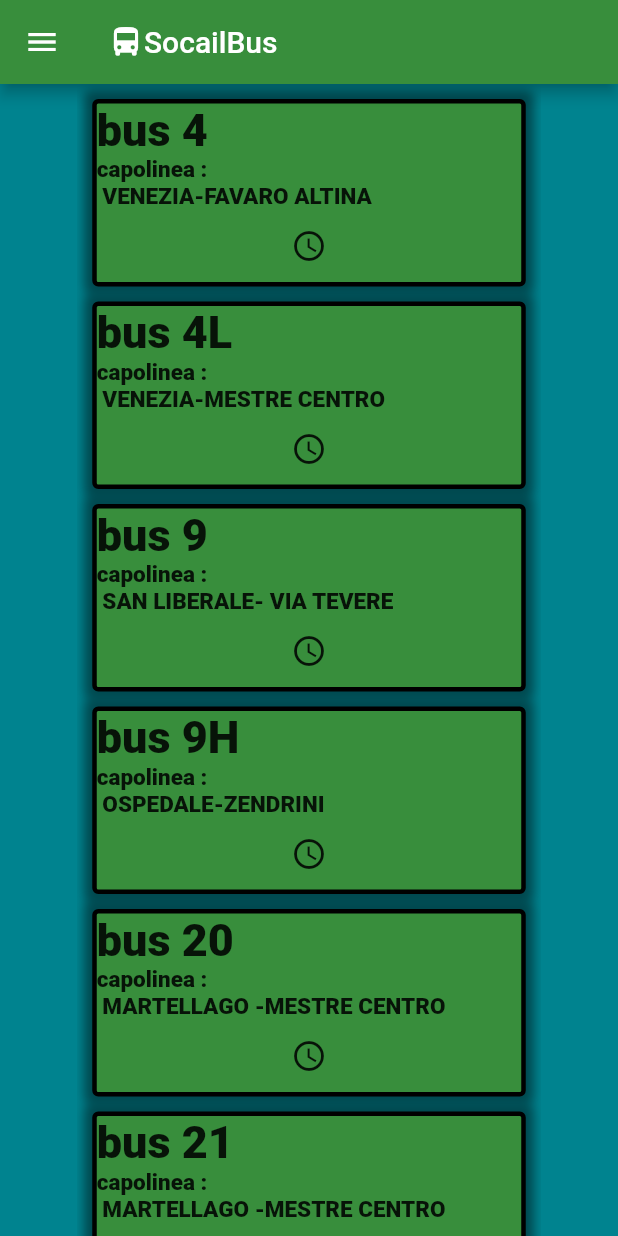
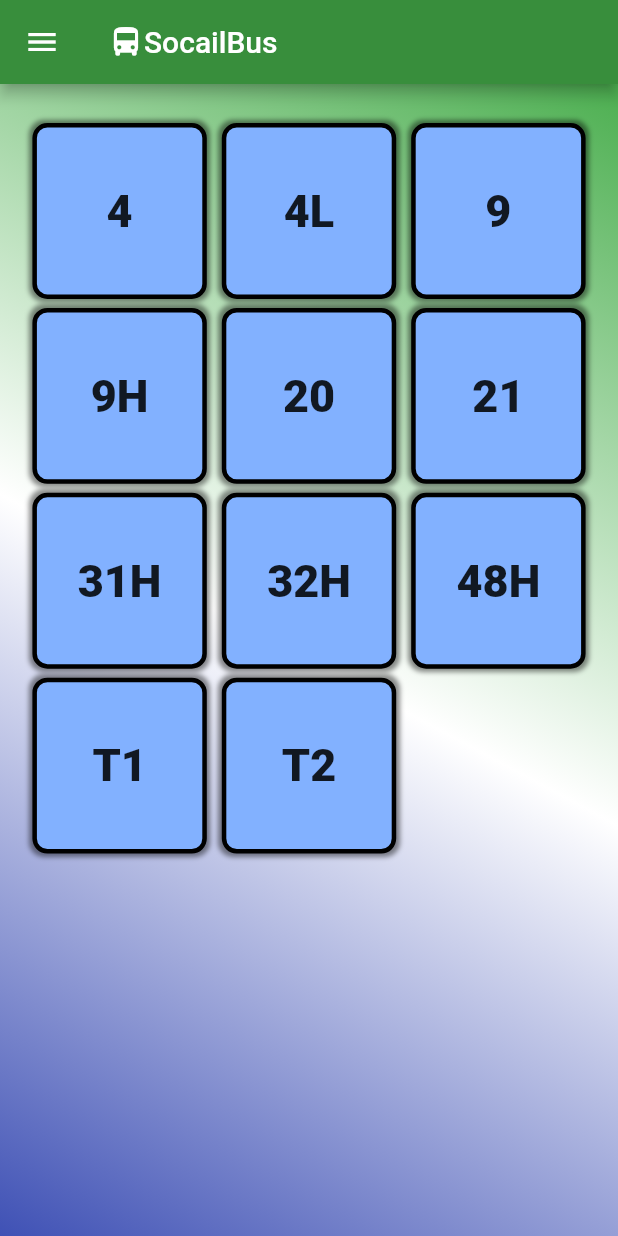
Before and after one commit to Zuccante-Web-App/Ritardi-bus, a Flutter app: the screen it shows after launch, on a phone screen of 412 x 824 dp. Run offline on Flutter 3.47's test engine with Material 2 defaults, Android fonts, the phone set to English and light mode, and no system bars.

Commit message:
megliorie grafiche
gridview colorazione home

```diff
--- a/socialbus/prova/lib/pages/home.dart
+++ b/socialbus/prova/lib/pages/home.dart
@@ -2,18 +2,74 @@ import 'package:flutter/material.dart';
 import 'package:prova/widget/containerbus.dart';
 import 'package:prova/data_storage/bus.dart';
 import 'package:prova/widget/menu.dart';
+
 List<Bus> allbus = [
-  Bus(orari: 'http://actv.avmspa.it/sites/default/files/attachments/pdf/UM/U-4.pdf', direzione: 'VENEZIA-FAVARO ALTINA', nome: '4', ora: '12:00'),
-  Bus(orari: 'http://actv.avmspa.it/sites/default/files/attachments/pdf/UM/U-4L.pdf', direzione: 'VENEZIA-MESTRE CENTRO', nome: '4L', ora: '11:10'),
-  Bus(orari: 'http://actv.avmspa.it/sites/default/files/attachments/pdf/UM/U-9.pdf', direzione: 'SAN LIBERALE- VIA TEVERE', nome: '9', ora: '13:50'),
-  Bus(orari: 'http://actv.avmspa.it/sites/default/files/attachments/pdf/UM/U-9H.pdf', direzione: 'OSPEDALE-ZENDRINI', nome: '9H', ora: '11:10'),
-  Bus(orari: 'http://actv.avmspa.it/sites/default/files/attachments/pdf/UM/U-20.pdf', direzione: 'MARTELLAGO -MESTRE CENTRO', nome: '20', ora: '13:50'),
-  Bus(orari: 'http://actv.avmspa.it/sites/default/files/attachments/pdf/UM/U-21.pdf', direzione: 'MARTELLAGO -MESTRE CENTRO', nome: '21', ora: '11:10'),
-  Bus(orari: 'http://actv.avmspa.it/sites/default/files/attachments/pdf/UM/U-31H.pdf', direzione: 'OSPEDALE -MESTRE CENTRO', nome: '31H', ora: '13:50'),
-  Bus(orari: 'http://actv.avmspa.it/sites/default/files/attachments/pdf/UM/U-32H.pdf', direzione: 'OSPEDALE -MESTRE CENTRO', nome: '32H', ora: '12:00'),
-  Bus(orari: 'http://actv.avmspa.it/sites/default/files/attachments/pdf/UM/U-48H.pdf', direzione:'MARTELLAGO -MESTRE CENTRO', nome: '48H', ora: '11:10'),
-  Bus(orari: 'http://actv.avmspa.it/sites/default/files/attachments/pdf/UM/U-T1.pdf', direzione: 'VENEZIA -MESTRE CENTRO', nome: 'T1', ora: '13:50'),
-  Bus(orari: 'http://actv.avmspa.it/sites/default/files/attachments/pdf/UM/U-T2.pdf', direzione: 'VIA SALAMONIO -MESTRE CENTRO', nome: 'T2', ora: '11:10'),
+  Bus(
+      orari:
+          'http://actv.avmspa.it/sites/default/files/attachments/pdf/UM/U-4.pdf',
+      direzione: 'VENEZIA-FAVARO ALTINA',
+      nome: '4',
+      ora: '12:00'),
+  Bus(
+      orari:
+          'http://actv.avmspa.it/sites/default/files/attachments/pdf/UM/U-4L.pdf',
+      direzione: 'VENEZIA-MESTRE CENTRO',
+      nome: '4L',
+      ora: '11:10'),
+  Bus(
+      orari:
+          'http://actv.avmspa.it/sites/default/files/attachments/pdf/UM/U-9.pdf',
+      direzione: 'SAN LIBERALE- VIA TEVERE',
+      nome: '9',
+      ora: '13:50'),
+  Bus(
+      orari:
+          'http://actv.avmspa.it/sites/default/files/attachments/pdf/UM/U-9H.pdf',
+      direzione: 'OSPEDALE-ZENDRINI',
+      nome: '9H',
+      ora: '11:10'),
+  Bus(
+      orari:
+          'http://actv.avmspa.it/sites/default/files/attachments/pdf/UM/U-20.pdf',
+      direzione: 'MARTELLAGO -MESTRE CENTRO',
+      nome: '20',
+      ora: '13:50'),
+  Bus(
+      orari:
+          'http://actv.avmspa.it/sites/default/files/attachments/pdf/UM/U-21.pdf',
+      direzione: 'MARTELLAGO -MESTRE CENTRO',
+      nome: '21',
+      ora: '11:10'),
+  Bus(
+      orari:
+          'http://actv.avmspa.it/sites/default/files/attachments/pdf/UM/U-31H.pdf',
+      direzione: 'OSPEDALE -MESTRE CENTRO',
+      nome: '31H',
+      ora: '13:50'),
+  Bus(
+      orari:
+          'http://actv.avmspa.it/sites/default/files/attachments/pdf/UM/U-32H.pdf',
+      direzione: 'OSPEDALE -MESTRE CENTRO',
+      nome: '32H',
+      ora: '12:00'),
+  Bus(
+      orari:
+          'http://actv.avmspa.it/sites/default/files/attachments/pdf/UM/U-48H.pdf',
+      direzione: 'MARTELLAGO -MESTRE CENTRO',
+      nome: '48H',
+      ora: '11:10'),
+  Bus(
+      orari:
+          'http://actv.avmspa.it/sites/default/files/attachments/pdf/UM/U-T1.pdf',
+      direzione: 'VENEZIA -MESTRE CENTRO',
+      nome: 'T1',
+      ora: '13:50'),
+  Bus(
+      orari:
+          'http://actv.avmspa.it/sites/default/files/attachments/pdf/UM/U-T2.pdf',
+      direzione: 'VIA SALAMONIO -MESTRE CENTRO',
+      nome: 'T2',
+      ora: '11:10'),
 ];
 
 class Home extends StatefulWidget {
@@ -29,7 +85,7 @@ class _HomeState extends State<Home> {
     return MaterialApp(
       title: 'ciao',
       home: Scaffold(
-        backgroundColor: Colors.cyan[800],
+        backgroundColor: Colors.white,
         drawer: Menu(),
         appBar: AppBar(
           backgroundColor: Colors.green[700],
@@ -47,23 +103,53 @@ class _HomeState extends State<Home> {
             ],
           ),
         ),
-        body: Center(
+        body: Container(
+          width: MediaQuery.of(context).size.width,
+          decoration: BoxDecoration(
+            // Box decoration takes a gradient
+            gradient: LinearGradient(
+              // Where the linear gradient begins and ends
+              begin: Alignment.topRight,
+              end: Alignment.bottomLeft,
+              colors: [
+                Colors.green,
+                Colors.white,
+                Colors.indigo,
+              ],
+            ),
+          ),
+          child: Center(
             child: Container(
-              width: MediaQuery.of(context).size.width *0.75,
-              child: ListView.builder(
-
+              width: MediaQuery.of(context).size.width * 0.90,
+              child: Padding(
+                padding: const EdgeInsets.fromLTRB(
+                  0,
+                  25,
+                  0,
+                  0,
+                ),
+                child: GridView.builder(
                   itemCount: allbus.length,
                   itemBuilder: (BuildContext ctxt, int index) {
                     return GestureDetector(
                       onTap: () {
-            Navigator.of(context).pushNamed('/paginaBus',arguments: allbus[index]);
+                        Navigator.of(context)
+                            .pushNamed('/paginaBus', arguments: allbus[index]);
                       },
                       child: new ContainerBus(
                           orari: allbus[index].orari,
                           nomeBus: allbus[index].nome,
                           capolinea: allbus[index].direzione),
                     );
-                  }),
+                  },
+                  gridDelegate: SliverGridDelegateWithFixedCrossAxisCount(
+                    crossAxisCount: 3,
+                    crossAxisSpacing: 8.0,
+                    mainAxisSpacing: 5.0,
+                  ),
+                ),
+              ),
+            ),
           ),
         ),
       ),
--- a/socialbus/prova/lib/widget/containerbus.dart
+++ b/socialbus/prova/lib/widget/containerbus.dart
@@ -15,17 +15,17 @@ class ContainerBus extends StatelessWidget {
   @override
   Widget build(BuildContext context) {
     return Padding(
-      padding: EdgeInsets.fromLTRB(10.0, 10.0, 10.0, 0.0),
+      padding: EdgeInsets.fromLTRB(1.0, 1.0, 1.0, 0.0),
       child: Container(
         decoration: BoxDecoration(
-          color: Colors.green[700],
-          borderRadius: BorderRadius.circular(4),
+          color: Colors.blueAccent[100],
+          borderRadius: BorderRadius.circular(10),
           border: Border.all(width: 3.0,),
           boxShadow: [
             BoxShadow(
               color: Colors.black45,
-              spreadRadius: 5.0,
-              blurRadius: 5.0,
+              spreadRadius: 2.0,
+              blurRadius: 2.0,
             )
           ],
         ),
@@ -35,24 +35,12 @@ class ContainerBus extends StatelessWidget {
             mainAxisAlignment: MainAxisAlignment.spaceAround,
             children: <Widget>[
 
-              Text(
-                'bus $nomeBus',
-                style: TextStyle(fontSize: 30.0, fontWeight: FontWeight.w900),
+              Center(
+                child: Text(
+                  '$nomeBus',
+                  style: TextStyle(fontSize: 30.0, fontWeight: FontWeight.w900),
+                ),
               ),
-              Text(
-                'capolinea :\n $capolinea',
-                style: TextStyle(fontSize: 15.0, fontWeight: FontWeight.w900),
-              ),
-              IconButton(
-                icon: Icon(Icons.access_time),
-                onPressed: () async {
-                  if (await canLaunch(orari)) {
-                    await launch(orari);
-                  } else {
-                    throw 'Could not launch $orari';
-                  }
-                },
-              )
             ],
           ),
         ),
```
Lines whose indentation alone changed are shown as unchanged.
